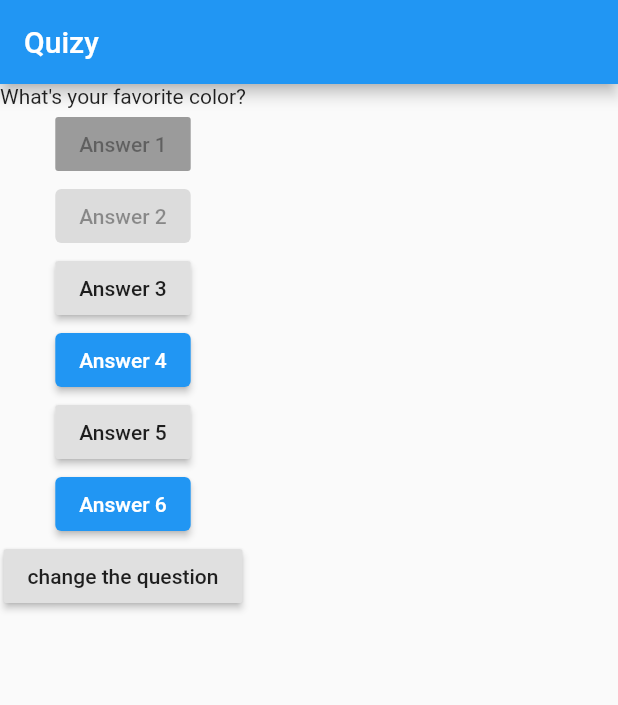
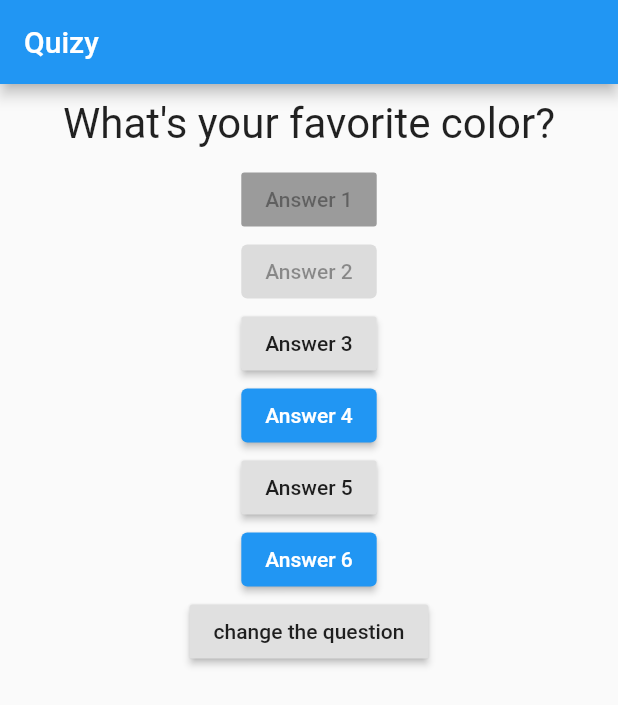
Before and after one commit to nahid-hasan-noyon/Flutter-Dart_Exercise, a Flutter app: the screen it shows after launch, on a phone screen of 412 x 824 dp. Shown: the top 705 px of the screen. Run offline on Flutter 3.47's test engine with Material 2 defaults, Android fonts, the phone set to English and light mode, and no system bars.

Commit message:
spliting the questions section

```diff
--- a/flutter_complete_guide/lib/question.dart
+++ b/flutter_complete_guide/lib/question.dart
@@ -1,13 +1,21 @@
-import 'package:flutter/cupertino.dart';
+import 'package:flutter/material.dart';
 
 class Question extends StatelessWidget {
-
-  final String questionText;  //? finial is used to say that
+  final String questionText; //? finial is used to say that
 
   const Question(this.questionText, {Key? key}) : super(key: key);
 
   @override
   Widget build(BuildContext context) {
-    return Text(questionText);
+    return Container(
+      margin: const EdgeInsets.all(10),
+      width: double.infinity, // gets the full size of screen
+      child: Text(
+        questionText, // string which will come via constructor
+        style: const TextStyle(fontSize: 28),
+        textAlign: TextAlign.center, //? TextAlign.center is a enum
+        //? enum is a list of predefined values.
+      ),
+    );
   }
 }
```
